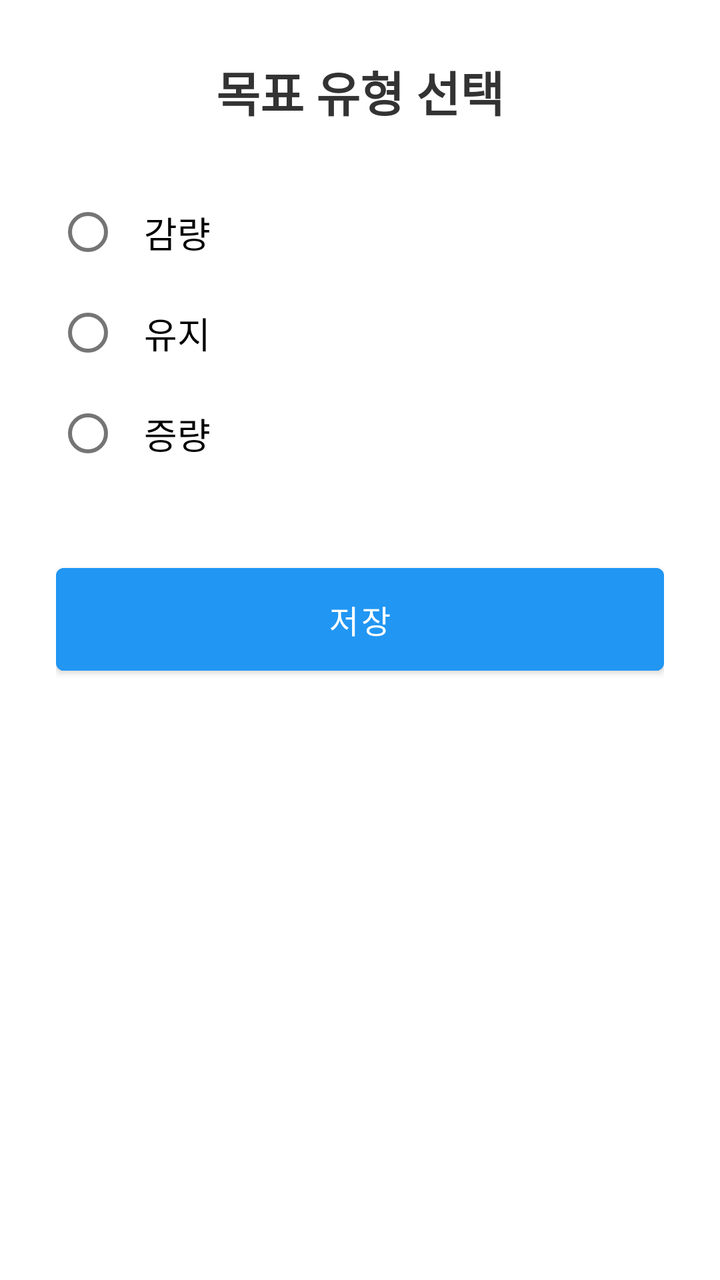
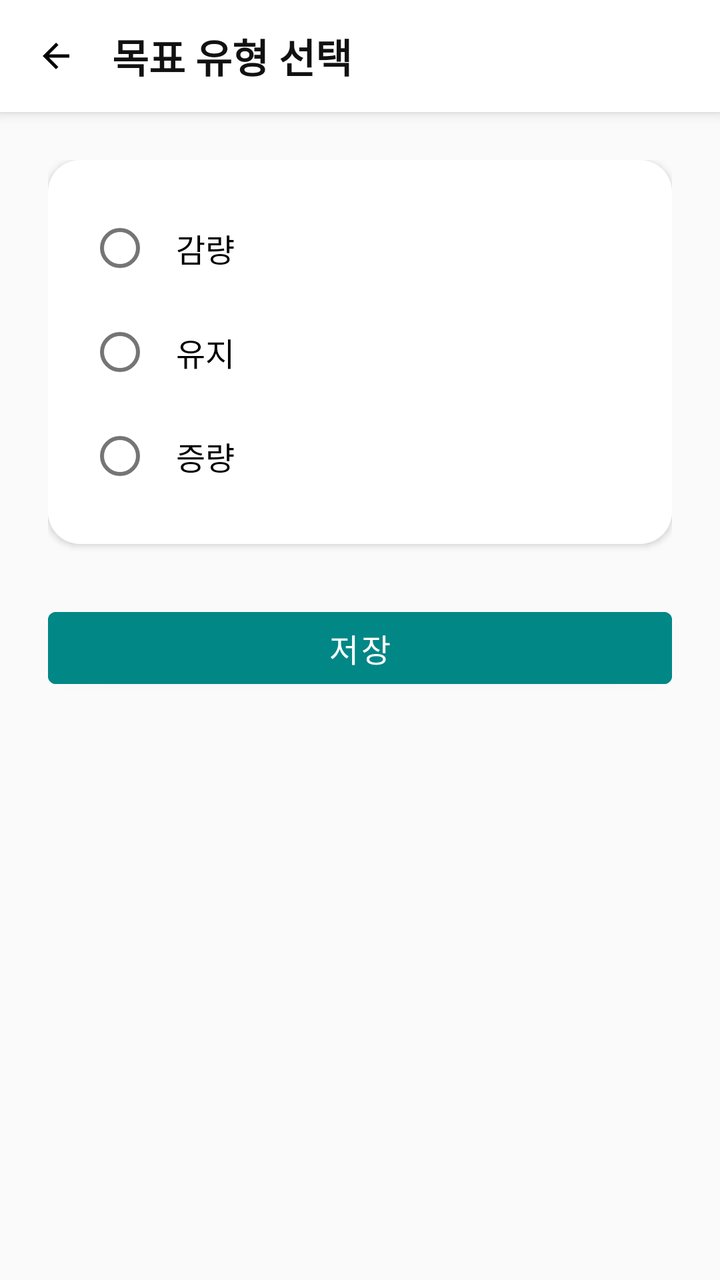

Compare the two renders of this Android layout. The source of the first and the diff that turns it into the second are given below.
<!-- AndroidManifest.xml: application theme Theme.GJGN -->
<!-- res/layout/activity_goal_type.xml -->
<?xml version="1.0" encoding="utf-8"?>
<LinearLayout xmlns:android="http://schemas.android.com/apk/res/android"
    android:orientation="vertical"
    android:padding="28dp"
    android:gravity="top|center_horizontal"
    android:layout_width="match_parent"
    android:layout_height="match_parent">

    
    <TextView
        android:text="목표 유형 선택"
        android:textSize="24sp"
        android:textStyle="bold"
        android:textColor="#333333"
        android:layout_marginBottom="28dp"
        android:layout_width="wrap_content"
        android:layout_height="wrap_content" />

    
    <RadioGroup
        android:id="@+id/rgGoalType"
        android:orientation="vertical"
        android:layout_width="match_parent"
        android:layout_height="wrap_content"
        android:layout_marginBottom="36dp">

        <RadioButton
            android:id="@+id/rbLoseWeight"
            android:text="감량"
            android:textSize="18sp"
            android:padding="12dp"
            android:layout_width="match_parent"
            android:layout_height="wrap_content" />

        <RadioButton
            android:id="@+id/rbMaintainWeight"
            android:text="유지"
            android:textSize="18sp"
            android:padding="12dp"
            android:layout_width="match_parent"
            android:layout_height="wrap_content" />

        <RadioButton
            android:id="@+id/rbGainWeight"
            android:text="증량"
            android:textSize="18sp"
            android:padding="12dp"
            android:layout_width="match_parent"
            android:layout_height="wrap_content" />

    </RadioGroup>

    
    <com.google.android.material.button.MaterialButton
        android:id="@+id/btnSaveGoalType"
        android:layout_width="match_parent"
        android:layout_height="wrap_content"
        android:text="저장"
        android:textColor="#FFFFFF"
        android:textSize="16sp"
        android:backgroundTint="#2196F3"
        android:padding="14dp" />

</LinearLayout>
<!-- resources referenced by this layout -->
<resources>
  <style name="Theme.GJGN" parent="Theme.MaterialComponents.DayNight.NoActionBar">
          
          <item name="colorPrimary">@color/purple_700</item>
          <item name="colorPrimaryVariant">@color/purple_700</item>
          <item name="colorOnPrimary">@android:color/white</item>
          <item name="colorSecondary">@color/teal_700</item>
          <item name="android:windowMinWidthMajor">320dp</item>
          <item name="android:windowMinWidthMinor">320dp</item>
      </style>
  <color name="purple_700">#FF3700B3</color>
  <color name="teal_700">#FF018786</color>
</resources>

<!-- the commit's change to res/layout/activity_goal_type.xml (unified diff, before → after) -->
@@ -1,64 +1,110 @@
 <?xml version="1.0" encoding="utf-8"?>
 <LinearLayout xmlns:android="http://schemas.android.com/apk/res/android"
+    android:layout_width="match_parent"
+    android:layout_height="match_parent"
     android:orientation="vertical"
-    android:padding="28dp"
-    android:gravity="top|center_horizontal"
-    android:layout_width="match_parent"
-    android:layout_height="match_parent">
+    android:background="#FAFAFA">
 
     
-    <TextView
-        android:text="목표 유형 선택"
-        android:textSize="24sp"
-        android:textStyle="bold"
-        android:textColor="#333333"
-        android:layout_marginBottom="28dp"
-        android:layout_width="wrap_content"
-        android:layout_height="wrap_content" />
+    <LinearLayout
+        android:layout_width="match_parent"
+        android:layout_height="56dp"
+        android:orientation="horizontal"
+        android:gravity="center_vertical"
+        android:paddingStart="12dp"
+        android:paddingEnd="12dp"
+        android:background="@android:color/white"
+        android:elevation="4dp">
+
+        <ImageView
+            android:id="@+id/btnBack"
+            android:layout_width="32dp"
+            android:layout_height="32dp"
+            android:src="@drawable/ic_arrow_back"
+            android:padding="6dp"
+            android:background="?attr/selectableItemBackgroundBorderless" />
+
+        <TextView
+            android:text="목표 유형 선택"
+            android:textSize="20sp"
+            android:textStyle="bold"
+            android:textColor="#111111"
+            android:layout_marginStart="12dp"
+            android:layout_width="wrap_content"
+            android:layout_height="wrap_content" />
+    </LinearLayout>
+
 
     
-    <RadioGroup
-        android:id="@+id/rgGoalType"
-        android:orientation="vertical"
+    <ScrollView
         android:layout_width="match_parent"
-        android:layout_height="wrap_content"
-        android:layout_marginBottom="36dp">
+        android:layout_height="match_parent"
+        android:fillViewport="true">
 
-        <RadioButton
-            android:id="@+id/rbLoseWeight"
-            android:text="감량"
-            android:textSize="18sp"
-            android:padding="12dp"
+        <LinearLayout
             android:layout_width="match_parent"
-            android:layout_height="wrap_content" />
+            android:layout_height="wrap_content"
+            android:padding="24dp"
+            android:orientation="vertical">
 
-        <RadioButton
-            android:id="@+id/rbMaintainWeight"
-            android:text="유지"
-            android:textSize="18sp"
-            android:padding="12dp"
-            android:layout_width="match_parent"
-            android:layout_height="wrap_content" />
+            
+            <LinearLayout
+                android:layout_width="match_parent"
+                android:layout_height="wrap_content"
+                android:background="@drawable/bg_card"
+                android:elevation="2dp"
+                android:padding="20dp"
+                android:orientation="vertical">
 
-        <RadioButton
-            android:id="@+id/rbGainWeight"
-            android:text="증량"
-            android:textSize="18sp"
-            android:padding="12dp"
-            android:layout_width="match_parent"
-            android:layout_height="wrap_content" />
+                
+                <RadioGroup
+                    android:id="@+id/rgGoalType"
+                    android:layout_width="match_parent"
+                    android:layout_height="wrap_content"
+                    android:orientation="vertical">
 
-    </RadioGroup>
+                    <RadioButton
+                        android:id="@+id/rbLoseWeight"
+                        android:text="감량"
+                        android:textSize="16sp"
+                        android:padding="12dp"
+                        android:layout_width="match_parent"
+                        android:layout_height="wrap_content" />
 
-    
-    <com.google.android.material.button.MaterialButton
-        android:id="@+id/btnSaveGoalType"
-        android:layout_width="match_parent"
-        android:layout_height="wrap_content"
-        android:text="저장"
-        android:textColor="#FFFFFF"
-        android:textSize="16sp"
-        android:backgroundTint="#2196F3"
-        android:padding="14dp" />
+                    <RadioButton
+                        android:id="@+id/rbMaintainWeight"
+                        android:text="유지"
+                        android:textSize="16sp"
+                        android:padding="12dp"
+                        android:layout_marginTop="4dp"
+                        android:layout_width="match_parent"
+                        android:layout_height="wrap_content" />
+
+                    <RadioButton
+                        android:id="@+id/rbGainWeight"
+                        android:text="증량"
+                        android:textSize="16sp"
+                        android:padding="12dp"
+                        android:layout_marginTop="4dp"
+                        android:layout_width="match_parent"
+                        android:layout_height="wrap_content" />
+
+                </RadioGroup>
+            </LinearLayout>
+
+            
+            <com.google.android.material.button.MaterialButton
+                android:id="@+id/btnSaveGoalType"
+                android:layout_width="match_parent"
+                android:layout_height="48dp"
+                android:text="저장"
+                android:textSize="16sp"
+                android:textColor="@android:color/white"
+                android:backgroundTint="@color/teal_700"
+                android:cornerRadius="12dp"
+                android:layout_marginTop="28dp" />
+
+        </LinearLayout>
+    </ScrollView>
 
 </LinearLayout>
<!-- resource entries referenced after the edit -->
@@ -11,5 +11,21 @@
       </style>
   <color name="purple_700">#FF3700B3</color>
   <color name="teal_700">#FF018786</color>
+  <!-- drawable bg_card (drawable) -->
+  <shape xmlns:android="http://schemas.android.com/apk/res/android">
+      <solid android:color="@android:color/white"/>
+      <corners android:radius="16dp"/>
+  </shape>
+  <!-- drawable ic_arrow_back (drawable) -->
+  <vector xmlns:android="http://schemas.android.com/apk/res/android"
+      android:width="24dp"
+      android:height="24dp"
+      android:viewportWidth="24"
+      android:viewportHeight="24">
+  
+      <path
+          android:fillColor="#000000"
+          android:pathData="M20,11H7.83l5.59,-5.59L12,4l-8,8 8,8 1.41,-1.41L7.83,13H20v-2z"/>
+  </vector>
 </resources>
 
